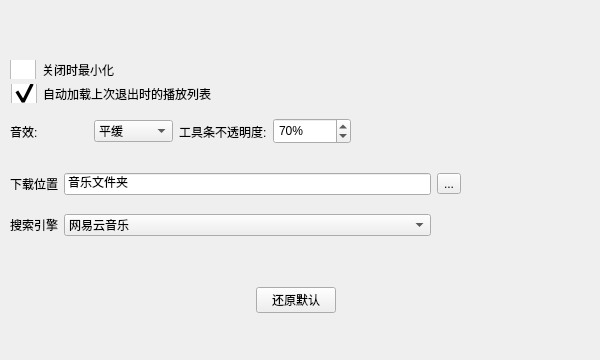
This is src/settingwindow.ui in Remaker01/TinyPlayer as Qt 5 draws it before an edit. The edited form follows.
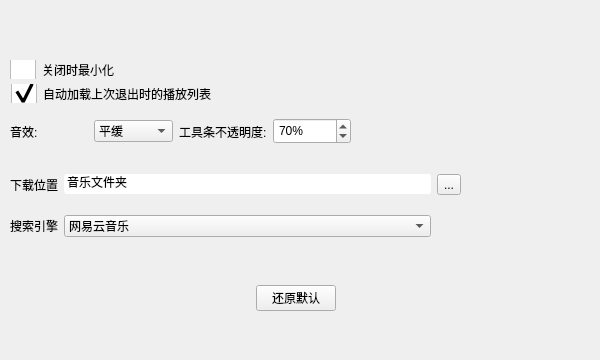
This is the edited form. Icons and pictures are not drawn.

Commit message: 修改settingwindow;修改文件版本；菜单中添加帮助；修改readme.md；修改图标

```diff
--- a/src/settingwindow.ui
+++ b/src/settingwindow.ui
@@ -25,6 +25,9 @@
   <property name="windowTitle">
    <string>设置</string>
   </property>
+  <property name="autoFillBackground">
+   <bool>true</bool>
+  </property>
   <property name="styleSheet">
    <string notr="true">QWidget{
 font: 9pt &quot;幼圆&quot;;
@@ -41,6 +44,10 @@
 }
 QSpinBox,QLineEdit{
 padding:2px 1px;
+}
+QLineEdit{
+border-radius:3px;
+border:0px;
 }</string>
   </property>
   <widget class="QCheckBox" name="minOnCloseBox">
@@ -78,7 +85,7 @@
      <x>10</x>
      <y>260</y>
      <width>571</width>
-     <height>81</height>
+     <height>71</height>
     </rect>
    </property>
    <property name="sizePolicy">
@@ -88,6 +95,9 @@
     </sizepolicy>
    </property>
    <layout class="QHBoxLayout" name="horizontalLayout">
+    <property name="topMargin">
+     <number>5</number>
+    </property>
     <item>
      <spacer name="horizontalSpacer_2">
       <property name="orientation">
```
The commit also changes 11 other files.
